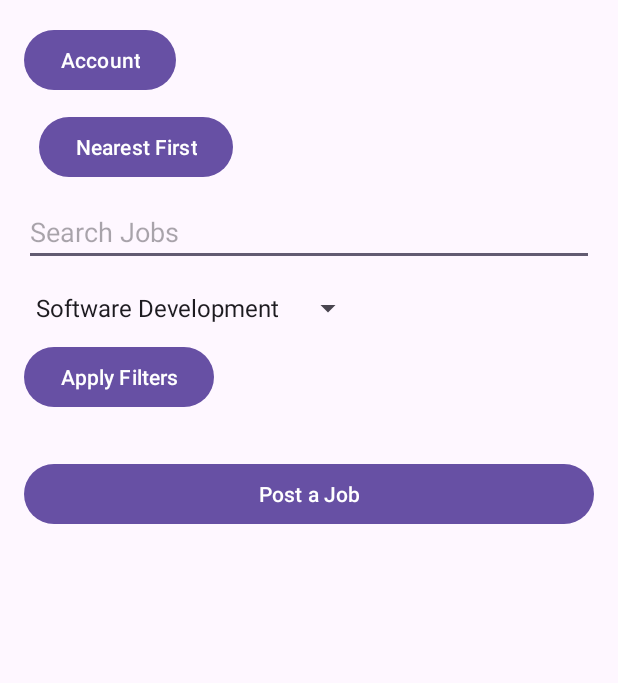
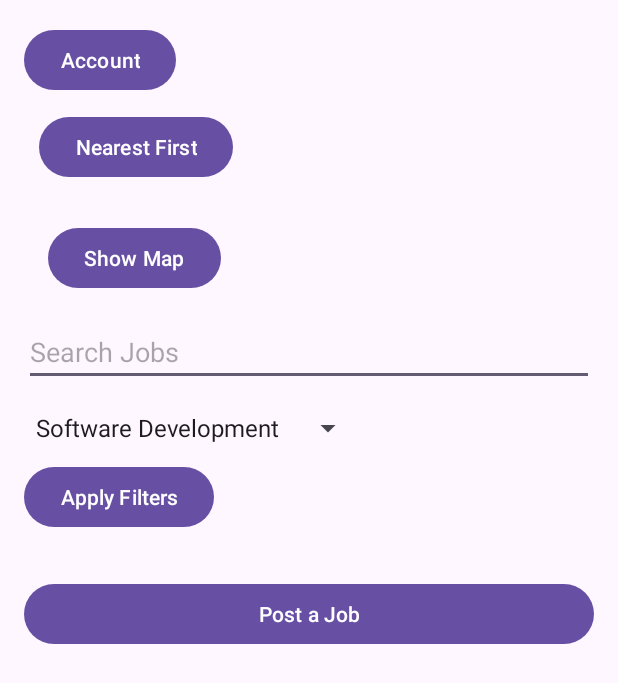
Before and after one commit to hayk548/LocalJobs, an Android app: the JobsActivity screen opened directly, with no data from a screen before it, on a phone screen of 412 x 824 dp. Shown: the top 683 px of the screen. Run offline under Robolectric (Android 15) with nearby library versions, the phone set to English and light mode, and no system bars; our stand-ins replace Firebase (no records; nobody signed in at launch, a user with empty details on screens opened directly).

Commit message:
Now you can see nearest jobs on map

```diff
--- a/app/src/main/java/com/example/localjobs/JobsActivity.java
+++ b/app/src/main/java/com/example/localjobs/JobsActivity.java
@@ -35,7 +35,7 @@ public class JobsActivity extends AppCompatActivity {
     private JobAdapter jobAdapter;
     private List<Job> jobList;
     private FirebaseFirestore db;
-    private Button postJobButton, accountButton, btnSortJobs;
+    private Button postJobButton, accountButton, btnSortJobs, openMapButton;
     private FusedLocationProviderClient fusedLocationClient;
     private double userLat = 0.0, userLng = 0.0;
     private boolean sortByNearest = true;
@@ -72,6 +72,15 @@ public class JobsActivity extends AppCompatActivity {
             sortByNearest = !sortByNearest;
             btnSortJobs.setText(sortByNearest ? "Nearest First" : "Farthest First");
             loadJobs();
+        });
+
+        openMapButton = findViewById(R.id.openMapButton);
+
+        openMapButton.setOnClickListener(v -> {
+            Intent intent = new Intent(JobsActivity.this, MapsActivity.class);
+            intent.putExtra("user_lat", userLat);
+            intent.putExtra("user_lng", userLng);
+            startActivity(intent);
         });
 
         // Add text watcher for search functionality
--- a/app/src/main/java/com/example/localjobs/MapsActivity.java
+++ b/app/src/main/java/com/example/localjobs/MapsActivity.java
@@ -2,6 +2,7 @@ package com.example.localjobs;
 
 import androidx.fragment.app.FragmentActivity;
 import android.Manifest;
+import android.content.Intent;
 import android.content.pm.PackageManager;
 import android.location.Location;
 import android.os.Bundle;
@@ -35,6 +36,11 @@ public class MapsActivity extends FragmentActivity implements OnMapReadyCallback
     protected void onCreate(Bundle savedInstanceState) {
         super.onCreate(savedInstanceState);
         setContentView(R.layout.activity_maps);
+
+        Intent intent = getIntent();
+        double userLat = intent.getDoubleExtra("user_lat", 0.0);
+        double userLng = intent.getDoubleExtra("user_lng", 0.0);
+
 
         SupportMapFragment mapFragment = (SupportMapFragment) getSupportFragmentManager()
                 .findFragmentById(R.id.map);
--- a/app/src/main/res/layout/activity_jobs.xml
+++ b/app/src/main/res/layout/activity_jobs.xml
@@ -16,6 +16,14 @@
         android:layout_height="wrap_content"
         android:text="Nearest First"
         android:layout_margin="10dp"/>
+    <Button
+        android:id="@+id/openMapButton"
+        android:layout_width="wrap_content"
+        android:layout_height="wrap_content"
+        android:text="Show Map"
+        android:layout_margin="16dp"
+        android:layout_marginLeft="0dp"/>
+
 
     <EditText
         android:id="@+id/search_bar"
```
